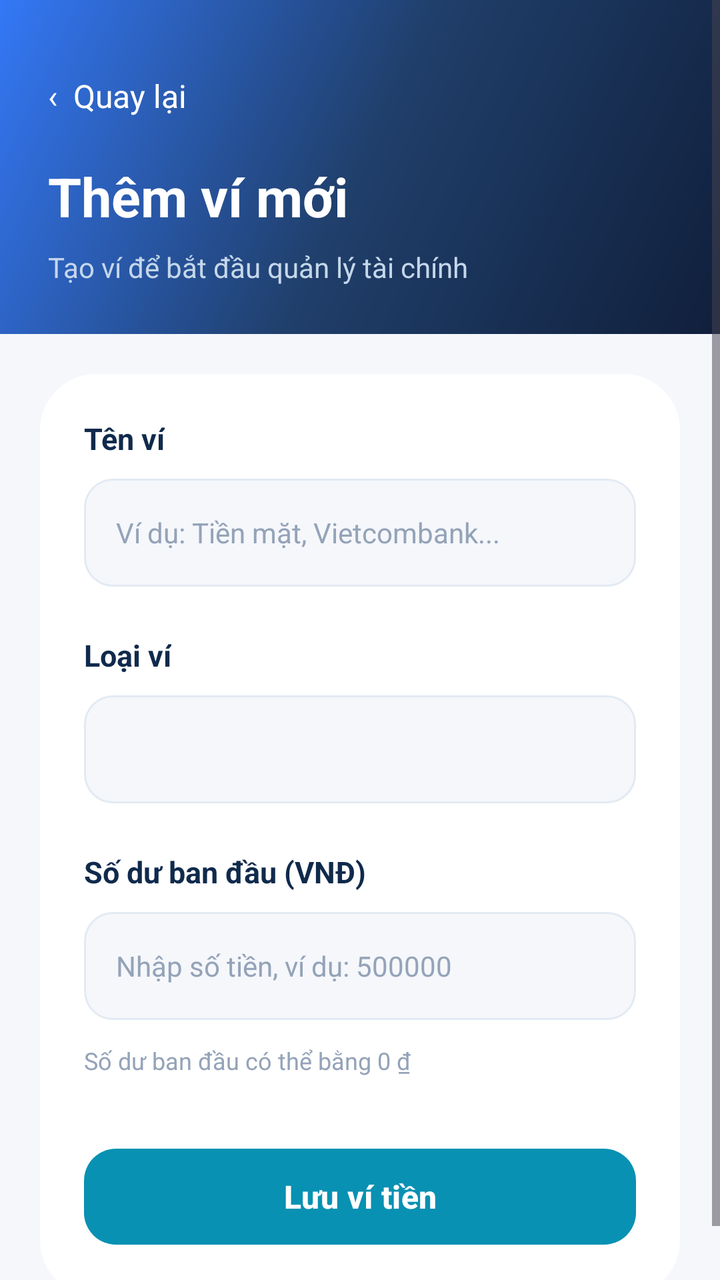
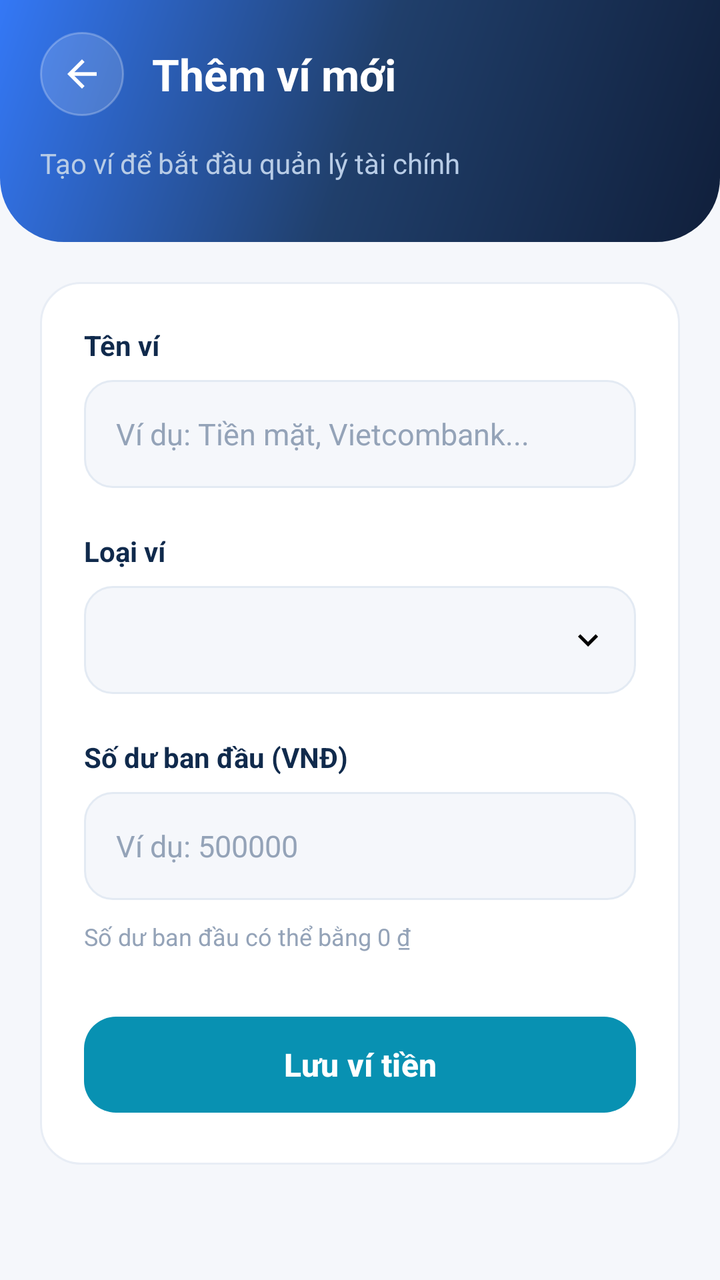

Compare the two renders of this Android layout. The source of the first and the diff that turns it into the second are given below.
<!-- AndroidManifest.xml: application theme Theme.QLChiTieu -->
<!-- res/layout/activity_add_wallet.xml -->
<?xml version="1.0" encoding="utf-8"?>
<ScrollView xmlns:android="http://schemas.android.com/apk/res/android"
    xmlns:app="http://schemas.android.com/apk/res-auto"
    android:layout_width="match_parent"
    android:layout_height="match_parent"
    android:fillViewport="true"
    android:background="#F5F7FB">

    <LinearLayout
        android:layout_width="match_parent"
        android:layout_height="wrap_content"
        android:orientation="vertical">

        <LinearLayout
            android:layout_width="match_parent"
            android:layout_height="wrap_content"
            android:orientation="vertical"
            android:background="@drawable/bg_auth_gradient"
            android:padding="24dp">

            <TextView
                android:id="@+id/tvQuayLaiThemVi"
                android:layout_width="wrap_content"
                android:layout_height="48dp"
                android:gravity="center_vertical"
                android:text="‹  Quay lại"
                android:textColor="#FFFFFF"
                android:textSize="16sp" />

            <TextView
                android:layout_width="match_parent"
                android:layout_height="wrap_content"
                android:layout_marginTop="8dp"
                android:text="Thêm ví mới"
                android:textColor="#FFFFFF"
                android:textSize="27sp"
                android:textStyle="bold" />

            <TextView
                android:layout_width="match_parent"
                android:layout_height="wrap_content"
                android:layout_marginTop="8dp"
                android:text="Tạo ví để bắt đầu quản lý tài chính"
                android:textColor="#C5D7EB"
                android:textSize="14sp" />

        </LinearLayout>

        <LinearLayout
            android:layout_width="match_parent"
            android:layout_height="wrap_content"
            android:layout_margin="20dp"
            android:orientation="vertical"
            android:padding="22dp"
            android:background="@drawable/bg_auth_card">

            <TextView
                android:layout_width="wrap_content"
                android:layout_height="wrap_content"
                android:text="Tên ví"
                android:textColor="#102A4C"
                android:textSize="15sp"
                android:textStyle="bold" />

            <EditText
                android:id="@+id/edtTenVi"
                android:layout_width="match_parent"
                android:layout_height="54dp"
                android:layout_marginTop="10dp"
                android:background="@drawable/bg_input"
                android:hint="Ví dụ: Tiền mặt, Vietcombank..."
                android:inputType="textCapSentences"
                android:singleLine="true"
                android:paddingStart="16dp"
                android:paddingEnd="16dp"
                android:textColor="#102A4C"
                android:textColorHint="#94A3B8"
                android:textSize="14sp" />

            <TextView
                android:layout_width="wrap_content"
                android:layout_height="wrap_content"
                android:layout_marginTop="24dp"
                android:text="Loại ví"
                android:textColor="#102A4C"
                android:textSize="15sp"
                android:textStyle="bold" />

            <Spinner
                android:id="@+id/spLoaiVi"
                android:layout_width="match_parent"
                android:layout_height="54dp"
                android:layout_marginTop="10dp"
                android:background="@drawable/bg_input"
                android:paddingStart="12dp"
                android:paddingEnd="12dp" />

            <TextView
                android:layout_width="wrap_content"
                android:layout_height="wrap_content"
                android:layout_marginTop="24dp"
                android:text="Số dư ban đầu (VNĐ)"
                android:textColor="#102A4C"
                android:textSize="15sp"
                android:textStyle="bold" />

            <EditText
                android:id="@+id/edtSoDuBanDau"
                android:layout_width="match_parent"
                android:layout_height="54dp"
                android:layout_marginTop="10dp"
                android:background="@drawable/bg_input"
                android:hint="Nhập số tiền, ví dụ: 500000"
                android:inputType="number"
                android:singleLine="true"
                android:paddingStart="16dp"
                android:paddingEnd="16dp"
                android:textColor="#102A4C"
                android:textColorHint="#94A3B8"
                android:textSize="14sp" />

            <TextView
                android:layout_width="match_parent"
                android:layout_height="wrap_content"
                android:layout_marginTop="12dp"
                android:text="Số dư ban đầu có thể bằng 0 ₫"
                android:textColor="#94A3B8"
                android:textSize="12sp" />

            <com.google.android.material.button.MaterialButton
                android:id="@+id/btnLuuVi"
                android:layout_width="match_parent"
                android:layout_height="56dp"
                android:layout_marginTop="32dp"
                android:text="Lưu ví tiền"
                android:textAllCaps="false"
                android:textColor="#FFFFFF"
                android:textSize="16sp"
                android:textStyle="bold"
                app:backgroundTint="#0891B2"
                app:cornerRadius="16dp" />

        </LinearLayout>

    </LinearLayout>

</ScrollView>
<!-- resources referenced by this layout -->
<resources>
  <!-- drawable bg_auth_card (drawable) -->
  <?xml version="1.0" encoding="utf-8"?>
  <shape xmlns:android="http://schemas.android.com/apk/res/android"
      android:shape="rectangle">
  
      <solid android:color="@color/surface_light" />
  
      <corners android:radius="28dp" />
  
  </shape>
  <!-- drawable bg_auth_gradient (drawable) -->
  <?xml version="1.0" encoding="utf-8"?>
  <shape xmlns:android="http://schemas.android.com/apk/res/android"
      android:shape="rectangle">
  
      <gradient
          android:angle="135"
          android:startColor="@color/navy"
          android:centerColor="@color/navy_light"
          android:endColor="@color/blue"
          android:type="linear" />
  
  </shape>
  <style name="Theme.QLChiTieu" parent="Base.Theme.QLChiTieu" />
  <color name="surface_light">#FFFFFF</color>
  <color name="navy">#101F3B</color>
  <color name="navy_light">#203F6B</color>
  <color name="blue">#3478F6</color>
  <color name="white">#FFFFFF</color>
  <color name="teal">#18B6A4</color>
  <color name="background_light">#F5F7FB</color>
  <color name="border_light">#E3EAF3</color>
  <style name="Base.Theme.QLChiTieu" parent="Theme.Material3.DayNight.NoActionBar">
          
          
      </style>
  <!-- unchanged entries left out for length: 1 -->
</resources>

<!-- the commit's change to res/layout/activity_add_wallet.xml (unified diff, before → after) -->
@@ -3,8 +3,9 @@
     xmlns:app="http://schemas.android.com/apk/res-auto"
     android:layout_width="match_parent"
     android:layout_height="match_parent"
+    android:background="@color/phinova_background"
     android:fillViewport="true"
-    android:background="#F5F7FB">
+    android:overScrollMode="never">
 
     <LinearLayout
         android:layout_width="match_parent"
@@ -12,36 +13,47 @@
         android:orientation="vertical">
 
         <LinearLayout
+            android:id="@+id/layoutHeader"
             android:layout_width="match_parent"
             android:layout_height="wrap_content"
+            android:background="@drawable/bg_wallet_header"
             android:orientation="vertical"
-            android:background="@drawable/bg_auth_gradient"
-            android:padding="24dp">
+            android:paddingStart="20dp"
+            android:paddingTop="16dp"
+            android:paddingEnd="20dp"
+            android:paddingBottom="30dp">
 
-            <TextView
-                android:id="@+id/tvQuayLaiThemVi"
-                android:layout_width="wrap_content"
-                android:layout_height="48dp"
+            <LinearLayout
+                android:layout_width="match_parent"
+                android:layout_height="wrap_content"
                 android:gravity="center_vertical"
-                android:text="‹  Quay lại"
-                android:textColor="#FFFFFF"
-                android:textSize="16sp" />
+                android:orientation="horizontal">
+
+                <TextView
+                    android:id="@+id/tvQuayLaiThemVi"
+                    android:layout_width="42dp"
+                    android:layout_height="42dp"
+                    android:background="@drawable/bg_back_button"
+                    android:contentDescription="Quay lại" />
+
+                <TextView
+                    android:layout_width="0dp"
+                    android:layout_height="wrap_content"
+                    android:layout_marginStart="14dp"
+                    android:layout_weight="1"
+                    android:text="Thêm ví mới"
+                    android:textColor="@color/white"
+                    android:textSize="22sp"
+                    android:textStyle="bold" />
+
+            </LinearLayout>
 
             <TextView
                 android:layout_width="match_parent"
                 android:layout_height="wrap_content"
-                android:layout_marginTop="8dp"
-                android:text="Thêm ví mới"
-                android:textColor="#FFFFFF"
-                android:textSize="27sp"
-                android:textStyle="bold" />
-
-            <TextView
-                android:layout_width="match_parent"
-                android:layout_height="wrap_content"
-                android:layout_marginTop="8dp"
+                android:layout_marginTop="14dp"
                 android:text="Tạo ví để bắt đầu quản lý tài chính"
-                android:textColor="#C5D7EB"
+                android:textColor="#B8CCE6"
                 android:textSize="14sp" />
 
         </LinearLayout>
@@ -49,99 +61,108 @@
         <LinearLayout
             android:layout_width="match_parent"
             android:layout_height="wrap_content"
-            android:layout_margin="20dp"
+            android:layout_marginStart="20dp"
+            android:layout_marginTop="20dp"
+            android:layout_marginEnd="20dp"
+            android:background="@drawable/bg_card_soft"
             android:orientation="vertical"
-            android:padding="22dp"
-            android:background="@drawable/bg_auth_card">
+            android:padding="22dp">
 
             <TextView
                 android:layout_width="wrap_content"
                 android:layout_height="wrap_content"
+                android:layout_marginTop="0dp"
                 android:text="Tên ví"
-                android:textColor="#102A4C"
-                android:textSize="15sp"
+                android:textColor="@color/phinova_text_primary"
+                android:textSize="14sp"
                 android:textStyle="bold" />
 
             <EditText
                 android:id="@+id/edtTenVi"
                 android:layout_width="match_parent"
                 android:layout_height="54dp"
-                android:layout_marginTop="10dp"
+                android:layout_marginTop="8dp"
                 android:background="@drawable/bg_input"
                 android:hint="Ví dụ: Tiền mặt, Vietcombank..."
                 android:inputType="textCapSentences"
-                android:singleLine="true"
                 android:paddingStart="16dp"
                 android:paddingEnd="16dp"
-                android:textColor="#102A4C"
-                android:textColorHint="#94A3B8"
-                android:textSize="14sp" />
+                android:textColor="@color/phinova_text_primary"
+                android:textColorHint="@color/phinova_text_hint"
+                android:textSize="15sp"
+                android:singleLine="true"
+                />
 
             <TextView
                 android:layout_width="wrap_content"
                 android:layout_height="wrap_content"
-                android:layout_marginTop="24dp"
+                android:layout_marginTop="22dp"
                 android:text="Loại ví"
-                android:textColor="#102A4C"
-                android:textSize="15sp"
+                android:textColor="@color/phinova_text_primary"
+                android:textSize="14sp"
                 android:textStyle="bold" />
 
             <Spinner
                 android:id="@+id/spLoaiVi"
                 android:layout_width="match_parent"
                 android:layout_height="54dp"
-                android:layout_marginTop="10dp"
-                android:background="@drawable/bg_input"
-                android:paddingStart="12dp"
-                android:paddingEnd="12dp" />
+                android:layout_marginTop="8dp"
+                android:background="@drawable/bg_spinner"
+                android:popupBackground="@drawable/bg_card_soft"
+                android:spinnerMode="dropdown" />
 
             <TextView
                 android:layout_width="wrap_content"
                 android:layout_height="wrap_content"
-                android:layout_marginTop="24dp"
+                android:layout_marginTop="22dp"
                 android:text="Số dư ban đầu (VNĐ)"
-                android:textColor="#102A4C"
-                android:textSize="15sp"
+                android:textColor="@color/phinova_text_primary"
+                android:textSize="14sp"
                 android:textStyle="bold" />
 
             <EditText
                 android:id="@+id/edtSoDuBanDau"
                 android:layout_width="match_parent"
                 android:layout_height="54dp"
-                android:layout_marginTop="10dp"
+                android:layout_marginTop="8dp"
                 android:background="@drawable/bg_input"
-                android:hint="Nhập số tiền, ví dụ: 500000"
+                android:hint="Ví dụ: 500000"
                 android:inputType="number"
-                android:singleLine="true"
                 android:paddingStart="16dp"
                 android:paddingEnd="16dp"
-                android:textColor="#102A4C"
-                android:textColorHint="#94A3B8"
-                android:textSize="14sp" />
+                android:textColor="@color/phinova_text_primary"
+                android:textColorHint="@color/phinova_text_hint"
+                android:textSize="15sp"
+                android:singleLine="true"
+                />
 
             <TextView
                 android:layout_width="match_parent"
                 android:layout_height="wrap_content"
-                android:layout_marginTop="12dp"
+                android:layout_marginTop="10dp"
                 android:text="Số dư ban đầu có thể bằng 0 ₫"
-                android:textColor="#94A3B8"
+                android:textColor="@color/phinova_text_hint"
                 android:textSize="12sp" />
 
             <com.google.android.material.button.MaterialButton
                 android:id="@+id/btnLuuVi"
                 android:layout_width="match_parent"
                 android:layout_height="56dp"
-                android:layout_marginTop="32dp"
+                android:layout_marginTop="28dp"
                 android:text="Lưu ví tiền"
                 android:textAllCaps="false"
-                android:textColor="#FFFFFF"
+                android:textColor="@color/white"
                 android:textSize="16sp"
                 android:textStyle="bold"
-                app:backgroundTint="#0891B2"
+                app:backgroundTint="@color/phinova_accent"
                 app:cornerRadius="16dp" />
 
         </LinearLayout>
 
+        <View
+            android:layout_width="match_parent"
+            android:layout_height="24dp" />
+
     </LinearLayout>
 
 </ScrollView>
<!-- resource entries referenced after the edit -->
@@ -1,37 +1,89 @@
 <!-- resources referenced by this layout -->
 <resources>
-  <!-- drawable bg_auth_card (drawable) -->
+  <color name="phinova_accent">#0891B2</color>
+  <color name="phinova_background">#F5F7FB</color>
+  <color name="phinova_text_hint">#94A3B8</color>
+  <color name="phinova_text_primary">#102A4C</color>
+  <style name="Theme.QLChiTieu" parent="Base.Theme.QLChiTieu" />
+  <!-- drawable ic_arrow_back (drawable) -->
+  <?xml version="1.0" encoding="utf-8"?>
+  <vector xmlns:android="http://schemas.android.com/apk/res/android"
+      android:width="24dp" android:height="24dp"
+      android:viewportWidth="24" android:viewportHeight="24">
+      <path android:fillColor="#FFFFFF"
+          android:pathData="M20,11H7.83l5.59,-5.59L12,4l-8,8 8,8 1.41,-1.41L7.83,13H20v-2z" />
+  </vector>
+  <color name="phinova_border">#E8EDF5</color>
+  <color name="navy">#101F3B</color>
+  <color name="navy_light">#203F6B</color>
+  <color name="blue">#3478F6</color>
+  <color name="white">#FFFFFF</color>
+  <!-- drawable bg_back_button (drawable) -->
+  <?xml version="1.0" encoding="utf-8"?>
+  <layer-list xmlns:android="http://schemas.android.com/apk/res/android">
+      <item>
+          <shape android:shape="oval">
+              <solid android:color="#26FFFFFF" />
+              <stroke android:width="1dp" android:color="#40FFFFFF" />
+          </shape>
+      </item>
+      <item
+          android:drawable="@drawable/ic_arrow_back"
+          android:gravity="center"
+          android:width="22dp"
+          android:height="22dp" />
+  </layer-list>
+  <!-- drawable bg_card_soft (drawable) -->
   <?xml version="1.0" encoding="utf-8"?>
   <shape xmlns:android="http://schemas.android.com/apk/res/android"
       android:shape="rectangle">
-  
-      <solid android:color="@color/surface_light" />
-  
-      <corners android:radius="28dp" />
-  
+      <solid android:color="@color/white" />
+      <corners android:radius="20dp" />
+      <stroke
+          android:width="1dp"
+          android:color="@color/phinova_border" />
   </shape>
-  <!-- drawable bg_auth_gradient (drawable) -->
+  <!-- drawable bg_spinner (drawable) -->
+  <?xml version="1.0" encoding="utf-8"?>
+  <layer-list xmlns:android="http://schemas.android.com/apk/res/android">
+      <item>
+          <shape android:shape="rectangle">
+              <solid android:color="@color/background_light" />
+              <corners android:radius="14dp" />
+              <stroke android:width="1dp" android:color="@color/border_light" />
+          </shape>
+      </item>
+      <item
+          android:drawable="@drawable/ic_chevron_down"
+          android:gravity="center_vertical|end"
+          android:right="14dp"
+          android:width="20dp"
+          android:height="20dp" />
+  </layer-list>
+  <!-- drawable bg_wallet_header (drawable) -->
   <?xml version="1.0" encoding="utf-8"?>
   <shape xmlns:android="http://schemas.android.com/apk/res/android"
       android:shape="rectangle">
-  
       <gradient
           android:angle="135"
           android:startColor="@color/navy"
           android:centerColor="@color/navy_light"
           android:endColor="@color/blue"
           android:type="linear" />
-  
+      <corners
+          android:bottomLeftRadius="32dp"
+          android:bottomRightRadius="32dp" />
   </shape>
-  <style name="Theme.QLChiTieu" parent="Base.Theme.QLChiTieu" />
-  <color name="surface_light">#FFFFFF</color>
-  <color name="navy">#101F3B</color>
-  <color name="navy_light">#203F6B</color>
-  <color name="blue">#3478F6</color>
-  <color name="white">#FFFFFF</color>
   <color name="teal">#18B6A4</color>
   <color name="background_light">#F5F7FB</color>
   <color name="border_light">#E3EAF3</color>
+  <!-- drawable ic_chevron_down (drawable) -->
+  <?xml version="1.0" encoding="utf-8"?>
+  <vector xmlns:android="http://schemas.android.com/apk/res/android"
+      android:width="24dp" android:height="24dp"
+      android:viewportWidth="24" android:viewportHeight="24">
+      <path android:fillColor="#FF000000" android:pathData="M7.41,8.59L12,13.17l4.59,-4.58L18,10l-6,6 -6,-6z" />
+  </vector>
   <style name="Base.Theme.QLChiTieu" parent="Theme.Material3.DayNight.NoActionBar">
           
           
